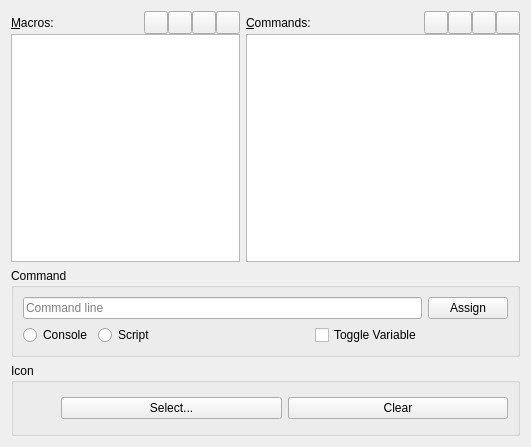
Zee2401/o3de, file Code/Editor/ToolsConfigPage.ui: the form before one commit.
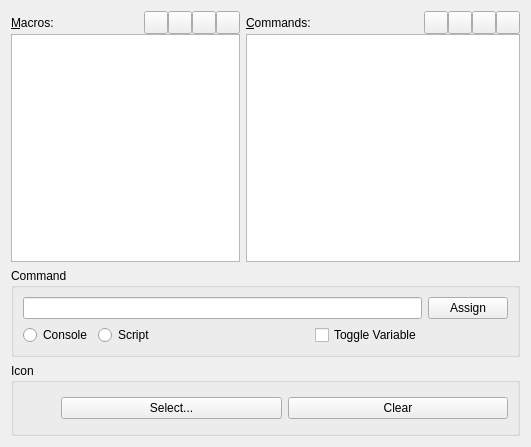
The form after the commit. Icons and pictures are not drawn.

```diff
--- a/Code/Editor/ToolsConfigPage.ui
+++ b/Code/Editor/ToolsConfigPage.ui
@@ -213,12 +213,6 @@
         <property name="alignment">
          <set>Qt::AlignLeading|Qt::AlignLeft|Qt::AlignVCenter</set>
         </property>
-        <property name="placeholderText">
-         <string>Command line</string>
-        </property>
-        <property name="clearButtonEnabled">
-         <bool>true</bool>
-        </property>
        </widget>
       </item>
       <item row="1" column="0">
```
Left out of the diff: 24 changed lines with no effect on the pictures.
